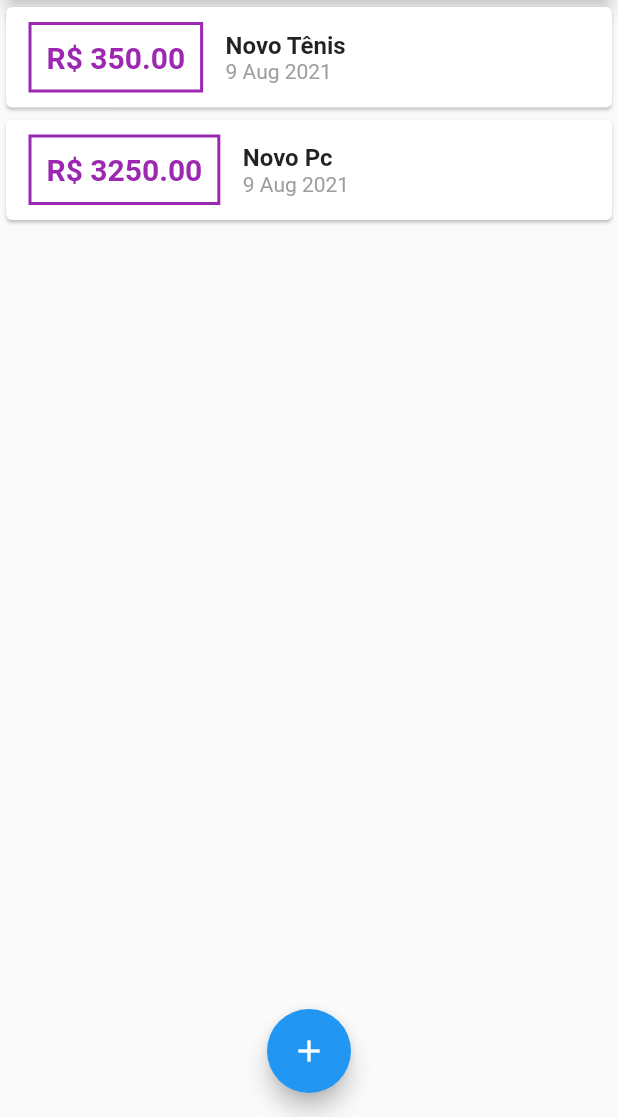
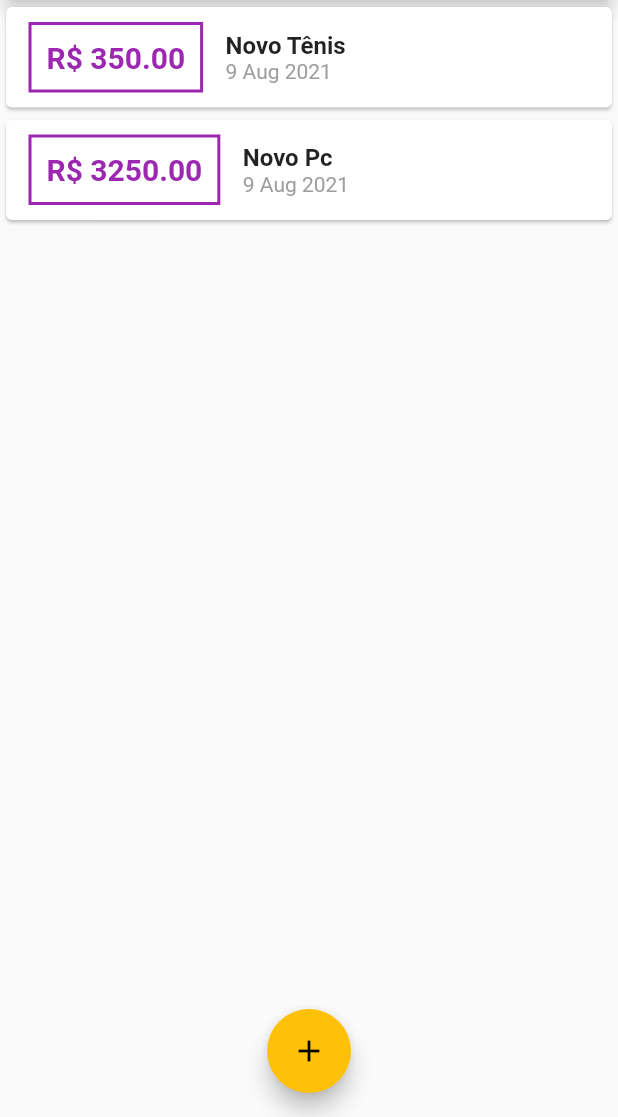
Before and after one commit to Guilherme-Ciano/App-Controle_de_Despesas, a Flutter app: the screen it shows after launch, on a phone screen of 412 x 824 dp, the part 119-1236 px from its top. Run offline on Flutter 3.47's test engine with Material 2 defaults, Android fonts, the phone set to English and light mode, and no system bars.

Commit message:
add: Tema de cores

```diff
--- a/lib/main.dart
+++ b/lib/main.dart
@@ -10,7 +10,13 @@ main() => runApp(AppDespesas());
 class AppDespesas extends StatelessWidget {
   @override
   Widget build(BuildContext context) {
-    return MaterialApp(home: Homepage());
+    return MaterialApp(
+      home: Homepage(),
+      theme: ThemeData(
+        primarySwatch: Colors.purple,
+        accentColor: Colors.amber,
+      ),
+    );
   }
 }
 
@@ -63,7 +69,7 @@ class _HomepageState extends State<Homepage> {
   Widget build(BuildContext context) {
     return Scaffold(
       appBar: AppBar(
-        backgroundColor: Colors.purple,
+        backgroundColor: Theme.of(context).primaryColor,
         title: Text('Despesas Pessoais'),
         actions: [
           IconButton(
```
